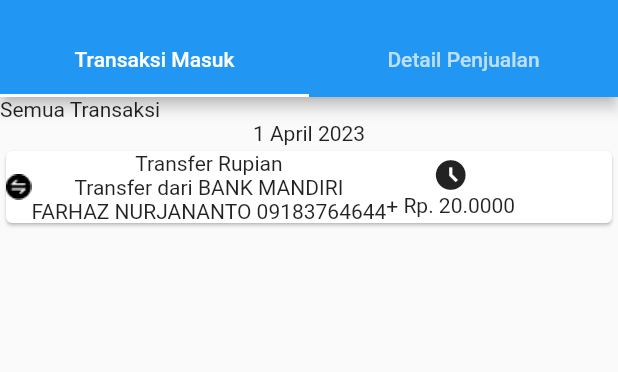
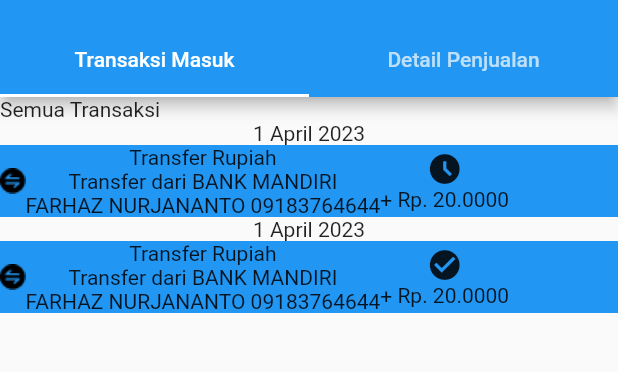
Before and after one commit to BimaJatiKusuma/QuackMo, a Flutter app: the PeternakTransaksi screen opened directly, on a phone screen of 412 x 824 dp, the part 59-431 px from its top. Run offline on Flutter 3.47's test engine with Material 2 defaults, Android fonts, the phone set to English and light mode, and no system bars.

Commit message:
progress LoFi UI transaksi dan pemesanan peternak

```diff
--- a/lib/peternak/peternak_login.dart
+++ b/lib/peternak/peternak_login.dart
@@ -13,6 +13,7 @@ class _PeternakLoginState extends State<PeternakLogin> {
   @override
   Widget build(BuildContext context) {
     return Scaffold(
+      resizeToAvoidBottomInset: false,
       body: Center(
         child: Column(
           children: [
--- a/lib/peternak/peternak_transaksi.dart
+++ b/lib/peternak/peternak_transaksi.dart
@@ -1,4 +1,6 @@
 import 'package:flutter/material.dart';
+import 'package:quackmo/peternak/peternak_transaksi_detail.dart';
+
 class TabTransaksiMasuk extends StatelessWidget {
   const TabTransaksiMasuk({super.key});
 
@@ -8,32 +10,72 @@ class TabTransaksiMasuk extends StatelessWidget {
         child: ListView(
       children: [
         Text("Semua Transaksi"),
+        Container(
+          child: Column(children: [
+            Text('1 April 2023'),
             InkWell(
-          child: Column(
+              onTap: () {
+                Navigator.push(context, MaterialPageRoute(builder: (context) {
+                  return PeternakTransaksiDetail();
+                }));
+              },
+              child: Ink(
+                color: Colors.blue,
+                child: Row(
                   children: [
-              Text('1 April 2023'),
-              Card(
-                child: Row(children: [
-                  Image(image: AssetImage('images/transkasi02.png')),
+                    Image(
+                      image: AssetImage('images/transaksi_02.png'),
+                    ),
                     Column(children: [
-                    Text('Transfer Rupian'),
+                      Text('Transfer Rupiah'),
                       Text('Transfer dari BANK MANDIRI'),
                       Text('FARHAZ NURJANANTO 09183764644')
-                  ],),
-                  Column(children: [
+                    ]),
+                    Column(
+                      children: [
                         Icon(Icons.access_time_filled_outlined),
                         Text("+ Rp. 20.0000")
-                  ],)
+                      ],
+                    )
+                  ],
+                ),
+              ),
+            ),
           ]),
         ),
+        Container(
+          child: Column(children: [
+            Text('1 April 2023'),
+            InkWell(
+              onTap: () {},
+              child: Ink(
+                color: Colors.blue,
+                child: Row(
+                  children: [
+                    Image(
+                      image: AssetImage('images/transaksi_02.png'),
+                    ),
+                    Column(children: [
+                      Text('Transfer Rupiah'),
+                      Text('Transfer dari BANK MANDIRI'),
+                      Text('FARHAZ NURJANANTO 09183764644')
+                    ]),
+                    Column(
+                      children: [
+                        Icon(Icons.check_circle),
+                        Text("+ Rp. 20.0000")
                       ],
                     )
+                  ],
+                ),
+              ),
+            ),
+          ]),
         )
       ],
     ));
   }
 }
-
 
 class TabDetailPenjualan extends StatelessWidget {
   const TabDetailPenjualan({super.key});
@@ -45,36 +87,35 @@ class TabDetailPenjualan extends StatelessWidget {
       children: [
         Text("Semua Penjualan"),
         InkWell(
-          onTap: (){
-
-          },
+            onTap: () {},
             child: Column(
               children: [
                 Text('Juni'),
                 Card(
                   child: Row(children: [
-                  Image(image: AssetImage('images/transkasi02.png')),
-                  Column(children: [
-                    Text('Transfer Rupian'),
-                    Text('Transfer dari BANK MANDIRI'),
-                    Text('FARHAZ NURJANANTO 09183764644')
-                  ],),
-                  Column(children: [
-                    Icon(Icons.access_time_filled_outlined),
-                    Text("+ Rp. 20.0000")
-                  ],)
+                    Image(image: AssetImage('images/transaksi_02.png')),
+                    Column(
+                      children: [
+                        Text('Pengeluaran'),
+                        Text('Pendapatan'),
+                        Text('Untung')
+                      ],
+                    ),
+                    Column(
+                      children: [
+                        Text("+ Rp. 100.0000"),
+                        Text("+ Rp. 200.0000"),
+                        Text("+ Rp. 100.0000")
+                      ],
+                    )
                   ]),
                 ),
               ],
-          )
-        )
+            ))
       ],
     ));
   }
 }
-
-
-
 
 class PeternakTransaksi extends StatefulWidget {
   const PeternakTransaksi({super.key});
@@ -86,26 +127,27 @@ class PeternakTransaksi extends StatefulWidget {
 class _PeternakTransaksiState extends State<PeternakTransaksi> {
   @override
   Widget build(BuildContext context) {
-
-    return DefaultTabController(length: 2, child: Scaffold(
+    return DefaultTabController(
+        length: 2,
+        child: Scaffold(
             appBar: AppBar(
-        leading: BackButton(onPressed: () {
+              leading: BackButton(
+                onPressed: () {
                   Navigator.pop(context);
-          },),
+                },
+              ),
               title: Title(color: Colors.indigo, child: Text("Transaksi")),
-        bottom: TabBar(
-          tabs: [
-            Tab(child: Text("Transaksi Masuk"),),
-            Tab(child: Text("Detail Penjualan"),)
-          ]
+              bottom: TabBar(tabs: [
+                Tab(
+                  child: Text("Transaksi Masuk"),
                 ),
+                Tab(
+                  child: Text("Detail Penjualan"),
+                )
+              ]),
             ),
-    body: TabBarView(children: [
-      TabTransaksiMasuk(),
-      TabDetailPenjualan()
-    ],)
-    ));
-
-
+            body: TabBarView(
+              children: [TabTransaksiMasuk(), TabDetailPenjualan()],
+            )));
   }
 }
```
Also changed, not shown: lib/login.dart (+9 -8 lines), lib/peternak/peternak_homepage.dart (+12 -1 lines), lib/peternak/peternak_pesanan.dart (added, +119 -0 lines), lib/peternak/peternak_transaksi_detail.dart (added, +81 -0 lines), lib/peternak/peternak_transaksi_detail_done.dart (added, +26 -0 lines), lib/produsen/produsen_homepage.dart (added, +90 -0 lines), lib/produsen/produsen_login.dart (+90 -0 lines), images/bukti_transaksi.png (added), images/daftar_peternak.png (added), images/pesan_masuk.png (added), images/transaksi_02.png (renamed from images/transkasi02.png). Lines whose indentation alone changed are shown as unchanged.
